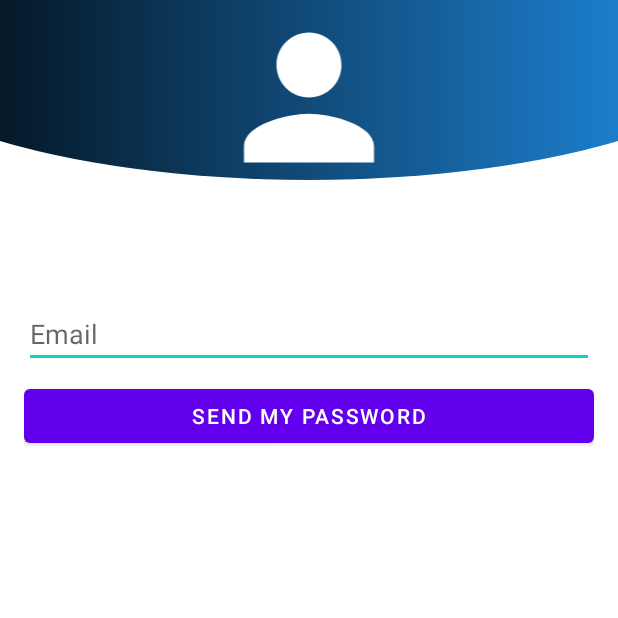
After one commit to jy-977/ICT-medictionary, an Android app: the ForgotPasswordActivity screen opened directly, with no data from a screen before it, on a phone screen of 412 x 824 dp, the top half of it. The commit adds this screen. Run offline under Robolectric (Android 15) with nearby library versions, the phone set to English and light mode, and no system bars; our stand-ins replace Firebase (no records; nobody signed in at launch, a user with empty details on screens opened directly).

Commit message:
Refactoring DONE. Forgot password function DONE.

```diff
--- a/app/build.gradle
+++ b/app/build.gradle
@@ -53,6 +53,7 @@ dependencies {
     implementation 'com.google.firebase:firebase-firestore:22.0.0'
     implementation 'androidx.legacy:legacy-support-v4:1.0.0'
     implementation 'androidx.cardview:cardview:1.0.0'
+    implementation 'com.google.firebase:firebase-firestore-ktx:21.7.1'
     testImplementation 'junit:junit:4.+'
     androidTestImplementation 'androidx.test.ext:junit:1.1.2'
     androidTestImplementation 'androidx.test.espresso:espresso-core:3.3.0'
--- /dev/null
+++ b/app/src/main/java/com/example/medictionary/ForgotPasswordActivity.kt
@@ -0,0 +1,39 @@
+package com.example.medictionary
+
+import androidx.appcompat.app.AppCompatActivity
+import android.os.Bundle
+import android.view.View
+import android.widget.Toast
+import com.google.firebase.auth.FirebaseAuth
+import kotlinx.android.synthetic.main.activity_forgot_password.*
+
+class ForgotPasswordActivity : AppCompatActivity() {
+    override fun onCreate(savedInstanceState: Bundle?) {
+        super.onCreate(savedInstanceState)
+        setContentView(R.layout.activity_forgot_password)
+
+        setUp()
+    }
+
+    override fun onStart() {
+        super.onStart()
+        fgtPwdLayout.visibility = View.VISIBLE
+    }
+
+    private fun setUp () {
+        val firebaseAuth = FirebaseAuth.getInstance()
+
+        btnForgotPassword.setOnClickListener {
+            firebaseAuth.sendPasswordResetEmail(userEmail.text.toString())
+                .addOnCompleteListener{
+                    if (it.isSuccessful){
+                        Toast.makeText(this,
+                            "Password sent to your email", Toast.LENGTH_LONG).show()
+                    } else {
+                        Toast.makeText(this,
+                            it.exception?.message, Toast.LENGTH_LONG).show()
+                    }
+                }
+        }
+    }
+}
--- a/app/src/main/res/drawable/rectangle.xml
+++ b/app/src/main/res/drawable/rectangle.xml
@@ -1,5 +1,7 @@
 <?xml version="1.0" encoding="utf-8"?>
-<shape xmlns:android="http://schemas.android.com/apk/res/android">
+<shape xmlns:tools="http://schemas.android.com/tools"
+    xmlns:android="http://schemas.android.com/apk/res/android"
+    tools:ignore="ExtraText">
     android:shape="rectangle">
     <solid android:color="@android:color/transparent" />
     <padding android:bottom="-14dp" android:left="-14dp" android:right="-14dp" android:top="-14dp" />
--- /dev/null
+++ b/app/src/main/res/layout/activity_forgot_password.xml
@@ -0,0 +1,64 @@
+<?xml version="1.0" encoding="utf-8"?>
+<androidx.constraintlayout.widget.ConstraintLayout xmlns:android="http://schemas.android.com/apk/res/android"
+    xmlns:app="http://schemas.android.com/apk/res-auto"
+    xmlns:tools="http://schemas.android.com/tools"
+    android:layout_width="match_parent"
+    android:layout_height="match_parent"
+    tools:context=".ForgotPasswordActivity">
+
+    <ImageView
+        android:id="@+id/background"
+        android:src="@drawable/mainbackground"
+        android:layout_width="0dp"
+        android:layout_height="120dp"
+        app:layout_constraintBottom_toBottomOf="parent"
+        app:layout_constraintEnd_toEndOf="parent"
+        app:layout_constraintStart_toStartOf="parent"
+        app:layout_constraintTop_toTopOf="parent"
+        app:layout_constraintVertical_bias="0.0"/>
+    <ImageView
+        android:id="@+id/person"
+        android:src="@drawable/ic_person"
+        android:layout_width="0dp"
+        android:layout_height="130dp"
+        app:layout_constraintBottom_toBottomOf="parent"
+        app:layout_constraintEnd_toEndOf="parent"
+        app:layout_constraintStart_toStartOf="parent"
+        app:layout_constraintTop_toTopOf="parent"
+        app:layout_constraintVertical_bias="0.0"/>
+
+    <LinearLayout
+
+        android:id="@+id/fgtPwdLayout"
+        android:layout_width="0dp"
+        android:layout_height="wrap_content"
+        android:layout_marginStart="16dp"
+        android:layout_marginEnd="16dp"
+        android:orientation="vertical"
+        app:layout_constraintEnd_toEndOf="parent"
+        app:layout_constraintStart_toStartOf="parent"
+        app:layout_constraintTop_toTopOf="parent"
+        android:layout_marginTop="200dp">
+
+        <EditText
+            android:id="@+id/userEmail"
+            android:layout_width="match_parent"
+            android:layout_height="wrap_content"
+            android:autofillHints=""
+            android:hint="Email"
+            android:inputType="textEmailAddress"
+            android:visibility="visible" />
+
+        <Space
+            android:layout_width="match_parent"
+            android:layout_height="8dp" />
+
+        <Button
+            android:id="@+id/btnForgotPassword"
+            android:layout_width="match_parent"
+            android:layout_height="wrap_content"
+            android:text="Send my password" />
+
+    </LinearLayout>
+
+</androidx.constraintlayout.widget.ConstraintLayout>
```
Also changed, not shown: app/src/main/AndroidManifest.xml (+18 -11 lines), app/src/main/java/com/example/medictionary/AuthActivity.kt (+11 -6 lines), app/src/main/java/com/example/medictionary/HomeActivity.kt (+8 -11 lines), app/src/main/java/com/example/medictionary/ListAdapter.kt (+8 -10 lines), app/src/main/java/com/example/medictionary/PillInfoActivity.kt (+15 -19 lines), app/src/main/java/com/example/medictionary/SearchEngineActivity.kt (+26 -30 lines), app/src/main/java/com/example/medictionary/SearchListActivity.kt (+39 -45 lines), app/src/main/java/com/example/medictionary/fragments/SearchFragment.kt (+15 -17 lines), app/src/main/res/layout/activity_auth.xml (+16 -2 lines).
